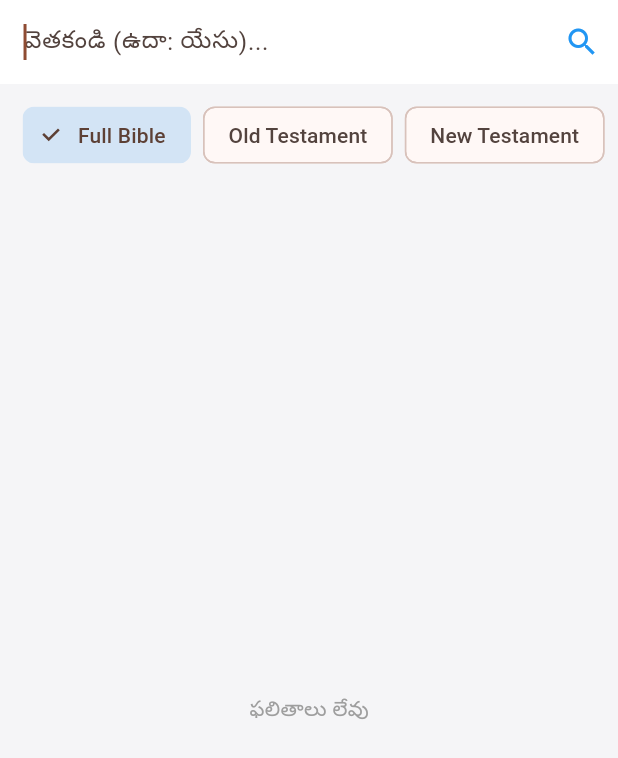
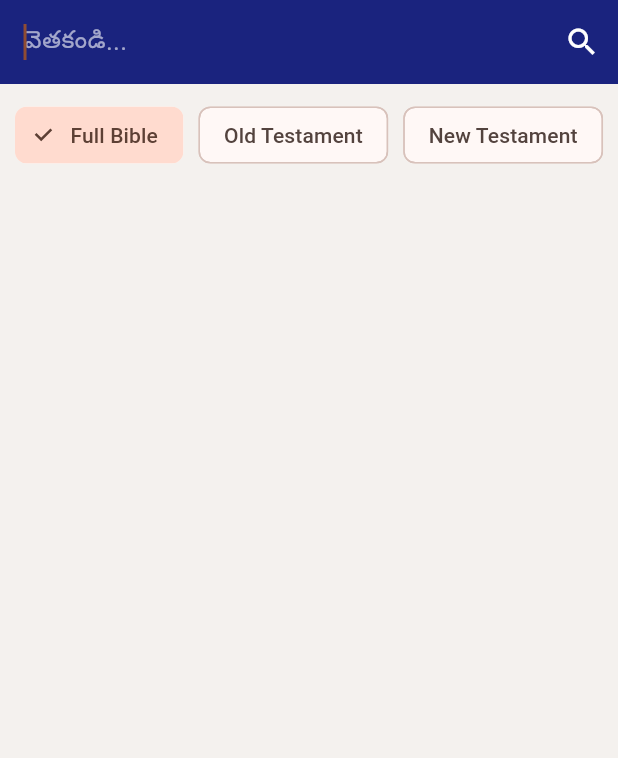
Before and after one commit to worldofgod79-del/my_church_app, a Flutter app: the BibleSearch screen opened by its route, after a tap on the "search" icon, on a phone screen of 412 x 824 dp. Shown: the top 758 px of the screen. Run offline on Flutter 3.47's test engine with Material 3 defaults, Android fonts, the phone set to English and light mode, and no system bars; our stand-ins replace go_router, scrollable_positioned_list, share_plus, shared_preferences; accounts and stored records are empty; project files that could hold a hidden picture were left out.

Commit message:
Update bible_search.dart

```diff
--- a/lib/features/bible/bible_search.dart
+++ b/lib/features/bible/bible_search.dart
@@ -5,7 +5,6 @@ import 'bible_service.dart';
 class BibleSearch extends StatefulWidget {
   final String? initialBook;
   const BibleSearch({super.key, this.initialBook});
-
   @override
   State<BibleSearch> createState() => _BibleSearchState();
 }
@@ -13,111 +12,77 @@ class BibleSearch extends StatefulWidget {
 class _BibleSearchState extends State<BibleSearch> {
   final BibleService _service = BibleService();
   final TextEditingController _controller = TextEditingController();
-  List<SearchResult> _allFound = []; // మొత్తం సెర్చ్ రిజల్ట్స్
-  List<SearchResult> _displayResults = []; // స్క్రీన్ మీద కనిపించేవి (Filtered)
+  List<SearchResult> _allFound = [], _display = [];
   String _scope = "Full Bible";
-  bool _isSearching = false;
+  bool _searching = false;
 
-  void _runSearch() async {
+  void _search() async {
     if (_controller.text.trim().isEmpty) return;
-    setState(() { _isSearching = true; _allFound = []; _displayResults = []; });
-
-    // ఎప్పుడూ మొత్తం బైబిల్ లోనే వెతుకుదాం, తర్వాత ఫిల్టర్ చేద్దాం (User experience కోసం)
-    List<String> books = _service.bookNames;
+    setState(() { _searching = true; _allFound = []; _display = []; });
     List<SearchResult> temp = [];
-
-    for (var b in books) {
+    for (var b in _service.bookNames) {
       try {
         var data = await _service.loadBook(b);
-        Map chapters = data['chapters'];
-        chapters.forEach((cNum, verses) {
+        (data['chapters'] as Map).forEach((cNum, verses) {
           (verses as Map).forEach((vNum, txt) {
-            if (txt.toString().contains(_controller.text.trim())) {
-              temp.add(SearchResult(b, cNum, vNum, txt.toString()));
-            }
+            if (txt.toString().contains(_controller.text.trim())) temp.add(SearchResult(b, cNum, vNum, txt.toString()));
           });
         });
       } catch (_) {}
     }
-    _allFound = temp;
-    _applyFilter();
+    _allFound = temp; _filter();
   }
 
-  void _applyFilter() {
+  void _filter() {
     setState(() {
-      _isSearching = true;
-      if (_scope == "Full Bible") {
-        _displayResults = _allFound;
-      } else if (_scope == "Old Testament") {
-        var ot = _service.getOTBooks();
-        _displayResults = _allFound.where((r) => ot.contains(r.book)).toList();
-      } else if (_scope == "New Testament") {
-        var nt = _service.getNTBooks();
-        _displayResults = _allFound.where((r) => nt.contains(r.book)).toList();
-      } else if (_scope == "This Book" && widget.initialBook != null) {
-        _displayResults = _allFound.where((r) => r.book == widget.initialBook).toList();
-      }
-      _isSearching = false;
+      if (_scope == "Full Bible") _display = _allFound;
+      else if (_scope == "Old Testament") _display = _allFound.where((r) => _service.getOTBooks().contains(r.book)).toList();
+      else if (_scope == "New Testament") _display = _allFound.where((r) => _service.getNTBooks().contains(r.book)).toList();
+      else if (_scope == "This Book") _display = _allFound.where((r) => r.book == widget.initialBook).toList();
+      _searching = false;
     });
   }
 
   @override
   Widget build(BuildContext context) {
     return Scaffold(
-      backgroundColor: const Color(0xFFF5F5F7),
+      backgroundColor: const Color(0xFFF4F1EE),
       appBar: AppBar(
-        backgroundColor: Colors.white,
-        elevation: 0,
+        backgroundColor: const Color(0xFF1A237E),
         title: TextField(
-          controller: _controller,
-          autofocus: true,
-          decoration: const InputDecoration(hintText: "వెతకండి (ఉదా: యేసు)...", border: InputBorder.none),
-          onSubmitted: (_) => _runSearch(),
+          controller: _controller, autofocus: true,
+          style: const TextStyle(color: Colors.white),
+          decoration: const InputDecoration(hintText: "వెతకండి...", hintStyle: TextStyle(color: Colors.white60), border: InputBorder.none),
+          onSubmitted: (_) => _search(),
         ),
-        actions: [IconButton(icon: const Icon(Icons.search, color: Colors.blue), onPressed: _runSearch)],
+        actions: [IconButton(icon: const Icon(Icons.search, color: Colors.white), onPressed: _search)],
       ),
       body: Column(
         children: [
-          // Filter Chips
           SingleChildScrollView(
             scrollDirection: Axis.horizontal,
-            padding: const EdgeInsets.symmetric(vertical: 10, horizontal: 15),
+            padding: const EdgeInsets.symmetric(vertical: 10),
             child: Row(
               children: ["Full Bible", "Old Testament", "New Testament", "This Book"].map((s) {
                 if (s == "This Book" && widget.initialBook == null) return const SizedBox();
-                return Padding(
-                  padding: const EdgeInsets.only(right: 8),
-                  child: ChoiceChip(
-                    label: Text(s),
-                    selected: _scope == s,
-                    selectedColor: Colors.blue.withOpacity(0.2),
-                    onSelected: (v) { setState(() => _scope = s); _applyFilter(); },
-                  ),
-                );
+                return Padding(padding: const EdgeInsets.symmetric(horizontal: 5),
+                  child: ChoiceChip(label: Text(s), selected: _scope == s,
+                    onSelected: (v) { setState(() => _scope = s); _filter(); }));
               }).toList(),
             ),
           ),
-          if (_isSearching) const LinearProgressIndicator(),
-          Expanded(
-            child: _displayResults.isEmpty && !_isSearching
-                ? const Center(child: Text("ఫలితాలు లేవు", style: TextStyle(color: Colors.grey)))
-                : ListView.builder(
-                    itemCount: _displayResults.length,
-                    itemBuilder: (context, i) {
-                      final r = _displayResults[i];
-                      return Card(
-                        margin: const EdgeInsets.symmetric(horizontal: 15, vertical: 5),
-                        elevation: 0,
-                        shape: RoundedRectangleBorder(borderRadius: BorderRadius.circular(12)),
-                        child: ListTile(
-                          title: Text("${r.book} ${r.chapter}:${r.verse}", style: const TextStyle(fontWeight: FontWeight.bold, color: Colors.blue)),
-                          subtitle: Text(r.text, maxLines: 2, overflow: TextOverflow.ellipsis),
-                          onTap: () => context.push('/bible-reader/${r.book}?chapter=${r.chapter}&verse=${r.verse}'),
-                        ),
-                      );
-                    },
-                  ),
-          ),
+          if (_searching) const LinearProgressIndicator(color: Color(0xFFD4AF37)),
+          Expanded(child: ListView.builder(
+            itemCount: _display.length,
+            itemBuilder: (context, i) {
+              final r = _display[i];
+              return Card(margin: const EdgeInsets.symmetric(horizontal: 15, vertical: 5),
+                child: ListTile(
+                  title: Text("${r.book} ${r.chapter}:${r.verse}", style: const TextStyle(fontWeight: FontWeight.bold, color: Color(0xFF1A237E))),
+                  subtitle: Text(r.text, maxLines: 2),
+                  onTap: () => context.push('/bible-reader/${r.book}?chapter=${r.chapter}&verse=${r.verse}'),
+                ));
+            })),
         ],
       ),
     );
```
